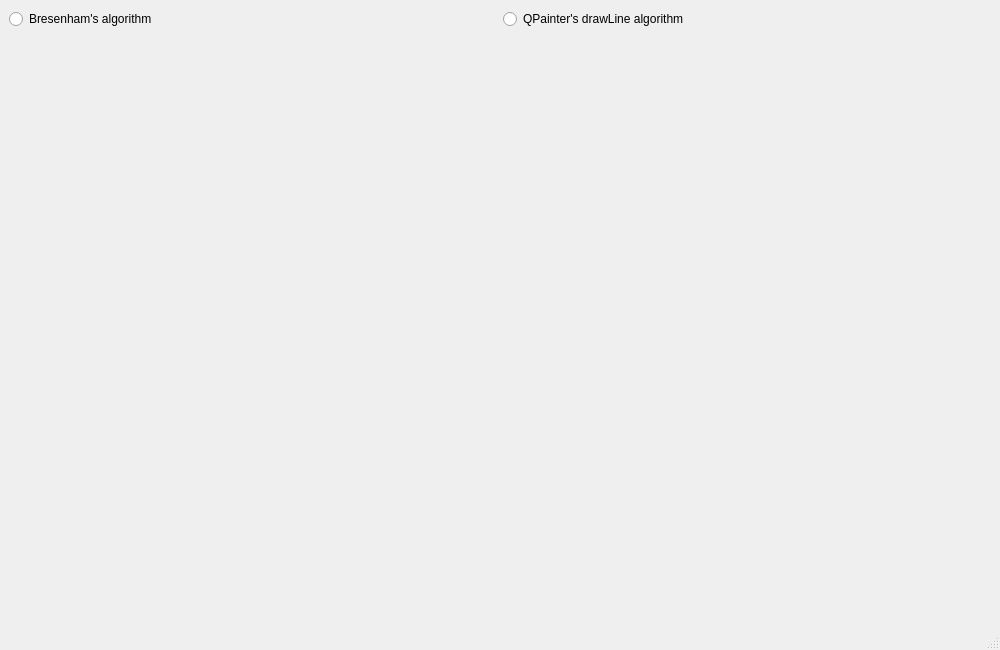
Old version of the form ui/main-window.ui in the repository maciekmazurek/gk1-curvilinear-polygon-editor.
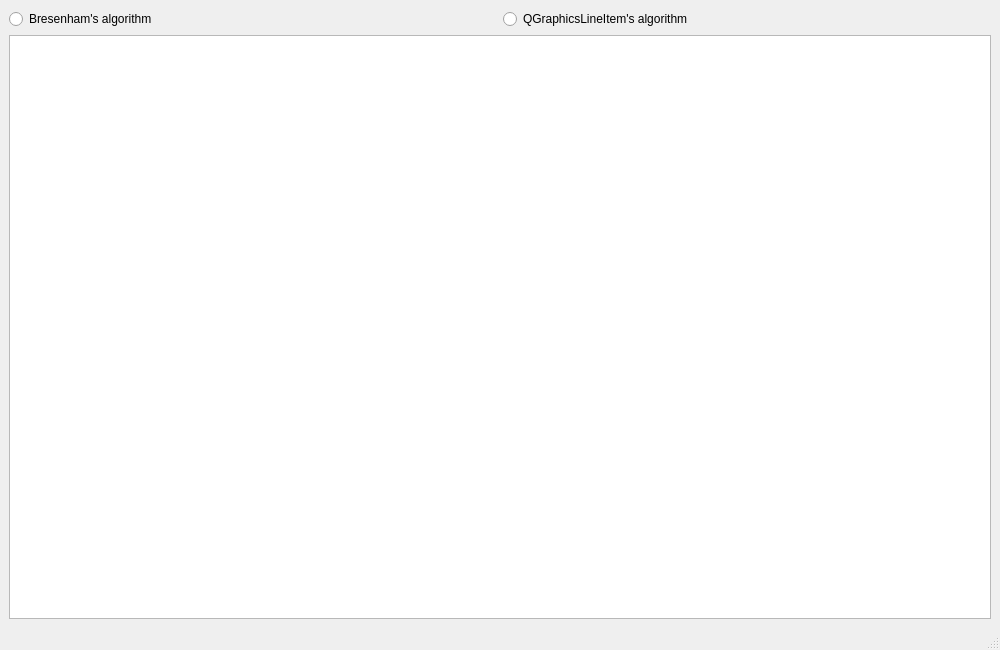
New version of the form.

What changed in the file:
```diff
--- a/ui/main-window.ui
+++ b/ui/main-window.ui
@@ -39,25 +39,16 @@
       <item>
        <widget class="QRadioButton" name="radioButton">
         <property name="text">
-         <string>QPainter's drawLine algorithm</string>
+         <string>QGraphicsLineItem's algorithm</string>
         </property>
        </widget>
       </item>
      </layout>
     </item>
     <item>
-     <widget class="QLabel" name="label">
-      <property name="enabled">
-       <bool>true</bool>
-      </property>
-      <property name="sizePolicy">
-       <sizepolicy hsizetype="Expanding" vsizetype="Expanding">
-        <horstretch>0</horstretch>
-        <verstretch>0</verstretch>
-       </sizepolicy>
-      </property>
-      <property name="text">
-       <string/>
+     <widget class="QGraphicsView" name="graphicsView">
+      <property name="renderHints">
+       <set>QPainter::RenderHint::Antialiasing|QPainter::RenderHint::TextAntialiasing</set>
       </property>
      </widget>
     </item>
```
